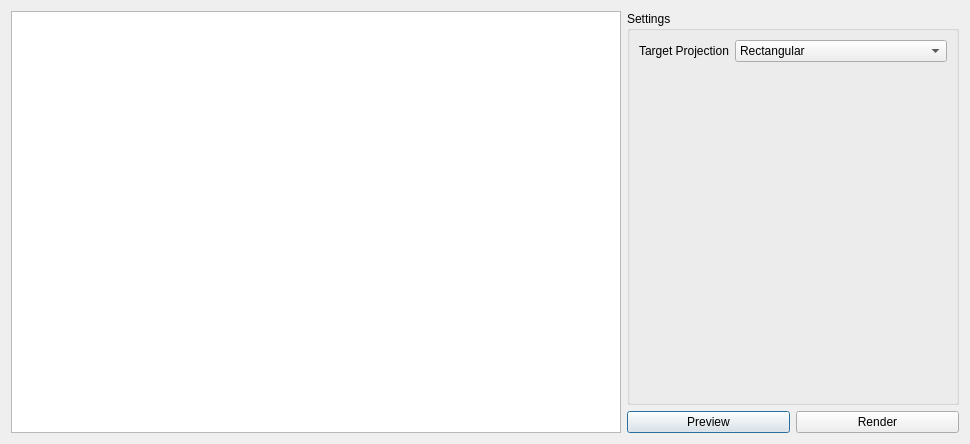
Qt form src/qt/projectdialog.ui (Xerbo/LeanHRPT-Decode) before a commit.
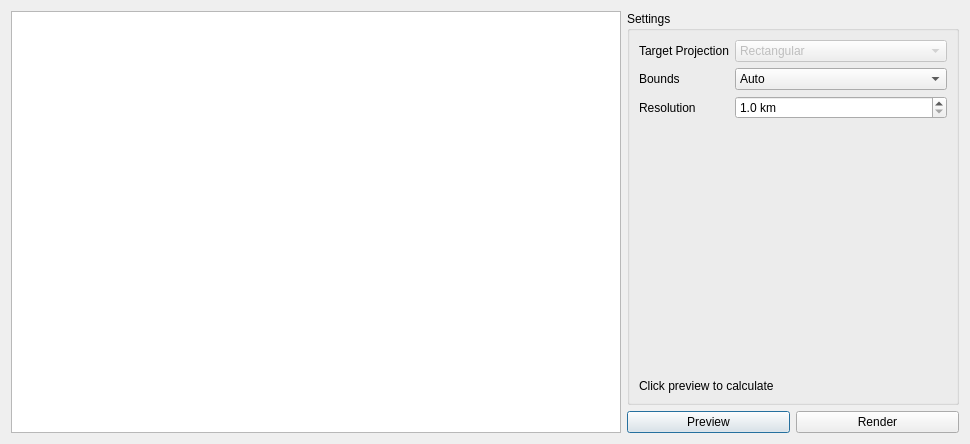
The same form after that commit. Icons and pictures are not drawn.

Commit message: Bounds support Only renders content within the geographic area of interest

```diff
--- a/src/qt/projectdialog.ui
+++ b/src/qt/projectdialog.ui
@@ -44,6 +44,9 @@
         </item>
         <item row="0" column="1">
          <widget class="QComboBox" name="targetProjection">
+          <property name="enabled">
+           <bool>false</bool>
+          </property>
           <property name="sizePolicy">
            <sizepolicy hsizetype="Expanding" vsizetype="Fixed">
             <horstretch>0</horstretch>
@@ -77,6 +80,76 @@
           </item>
          </widget>
         </item>
+        <item row="1" column="0">
+         <widget class="QLabel" name="boundsLabel">
+          <property name="text">
+           <string>Bounds</string>
+          </property>
+         </widget>
+        </item>
+        <item row="1" column="1">
+         <widget class="QComboBox" name="bounds">
+          <property name="sizePolicy">
+           <sizepolicy hsizetype="Expanding" vsizetype="Fixed">
+            <horstretch>0</horstretch>
+            <verstretch>0</verstretch>
+           </sizepolicy>
+          </property>
+          <item>
+           <property name="text">
+            <string>Auto</string>
+           </property>
+          </item>
+          <item>
+           <property name="text">
+            <string>Whole Earth</string>
+           </property>
+          </item>
+         </widget>
+        </item>
+        <item row="2" column="0">
+         <widget class="QLabel" name="resolutionLabel">
+          <property name="text">
+           <string>Resolution</string>
+          </property>
+         </widget>
+        </item>
+        <item row="2" column="1">
+         <widget class="QDoubleSpinBox" name="resolution">
+          <property name="suffix">
+           <string> km</string>
+          </property>
+          <property name="decimals">
+           <number>1</number>
+          </property>
+          <property name="minimum">
+           <double>1.000000000000000</double>
+          </property>
+          <property name="maximum">
+           <double>40.000000000000000</double>
+          </property>
+         </widget>
+        </item>
+        <item row="3" column="0">
+         <spacer name="verticalSpacer">
+          <property name="orientation">
+           <enum>Qt::Vertical</enum>
+          </property>
+          <property name="sizeHint" stdset="0">
+           <size>
+            <width>20</width>
+            <height>40</height>
+           </size>
+          </property>
+         </spacer>
+        </item>
+        <item row="4" column="0" colspan="2">
+         <widget class="QLabel" name="details">
+          <property name="text">
+           <string>Click preview to calculate</string>
+          </property>
+         </widget>
+        </item>
        </layout>
       </widget>
      </item>
```
The commit also changes 5 other files.
